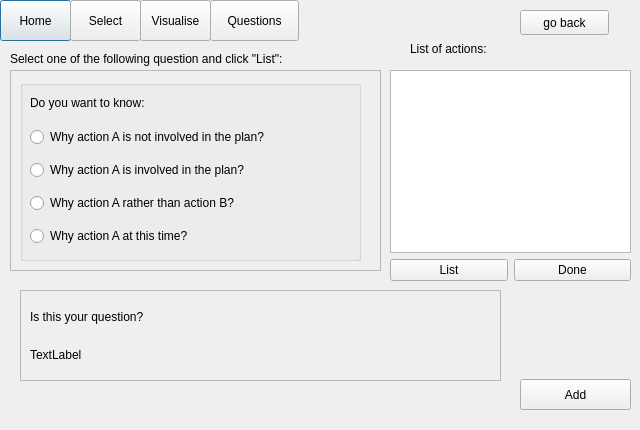
This is userquestions.ui in ariannabettin/FYPArianna as Qt 5 draws it before an edit. The edited form follows.
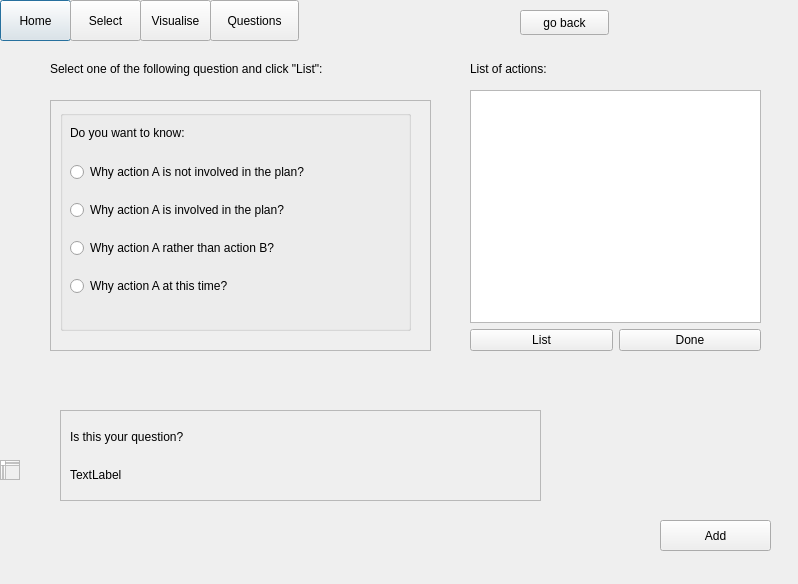
This is the edited form.

The edit to the form file:
```diff
--- a/userquestions.ui
+++ b/userquestions.ui
@@ -6,8 +6,8 @@
    <rect>
     <x>0</x>
     <y>0</y>
-    <width>640</width>
-    <height>430</height>
+    <width>798</width>
+    <height>584</height>
    </rect>
   </property>
   <property name="windowTitle">
@@ -81,8 +81,8 @@
   <widget class="QPushButton" name="addButton_2">
    <property name="geometry">
     <rect>
-     <x>520</x>
-     <y>379</y>
+     <x>660</x>
+     <y>520</y>
      <width>111</width>
      <height>31</height>
     </rect>
@@ -107,10 +107,10 @@
   <widget class="QFrame" name="frame">
    <property name="geometry">
     <rect>
-     <x>10</x>
-     <y>70</y>
-     <width>371</width>
-     <height>201</height>
+     <x>50</x>
+     <y>100</y>
+     <width>381</width>
+     <height>251</height>
     </rect>
    </property>
    <property name="frameShape">
@@ -124,8 +124,8 @@
      <rect>
       <x>10</x>
       <y>10</y>
-      <width>341</width>
-      <height>181</height>
+      <width>351</width>
+      <height>221</height>
      </rect>
     </property>
     <property name="styleSheet">
@@ -139,8 +139,8 @@
       <rect>
        <x>10</x>
        <y>40</y>
-       <width>311</width>
-       <height>135</height>
+       <width>331</width>
+       <height>161</height>
       </rect>
      </property>
      <layout class="QVBoxLayout" name="verticalLayout">
@@ -192,9 +192,9 @@
   <widget class="QLabel" name="statementLabel">
    <property name="geometry">
     <rect>
-     <x>410</x>
-     <y>40</y>
-     <width>121</width>
+     <x>470</x>
+     <y>60</y>
+     <width>291</width>
      <height>17</height>
     </rect>
    </property>
@@ -205,10 +205,10 @@
   <widget class="QWidget" name="layoutWidget">
    <property name="geometry">
     <rect>
-     <x>390</x>
-     <y>70</y>
-     <width>241</width>
-     <height>211</height>
+     <x>470</x>
+     <y>90</y>
+     <width>291</width>
+     <height>261</height>
     </rect>
    </property>
    <layout class="QVBoxLayout" name="verticalLayout_3">
@@ -242,8 +242,8 @@
   <widget class="QFrame" name="frame_2">
    <property name="geometry">
     <rect>
-     <x>20</x>
-     <y>290</y>
+     <x>60</x>
+     <y>410</y>
      <width>481</width>
      <height>91</height>
     </rect>
@@ -294,9 +294,9 @@
   <widget class="QLabel" name="label_3">
    <property name="geometry">
     <rect>
-     <x>10</x>
-     <y>50</y>
-     <width>371</width>
+     <x>50</x>
+     <y>60</y>
+     <width>391</width>
      <height>17</height>
     </rect>
    </property>
```
